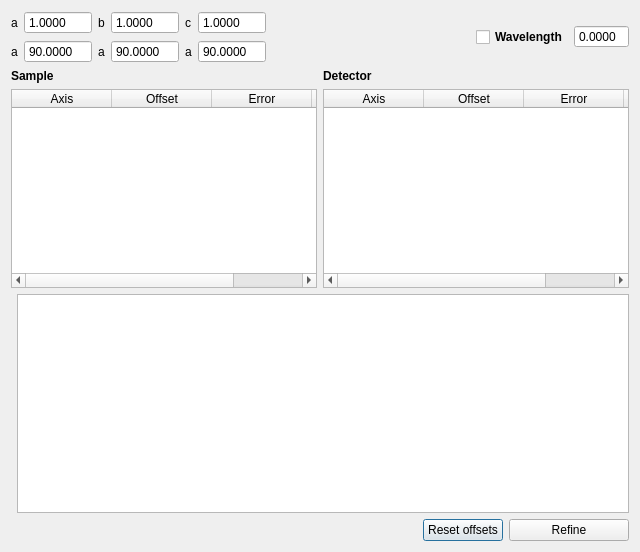
First picture: the form in apps/nsxqt/ui/DialogRefineUnitCell.ui, repository k61n/openhkl, before the edit.
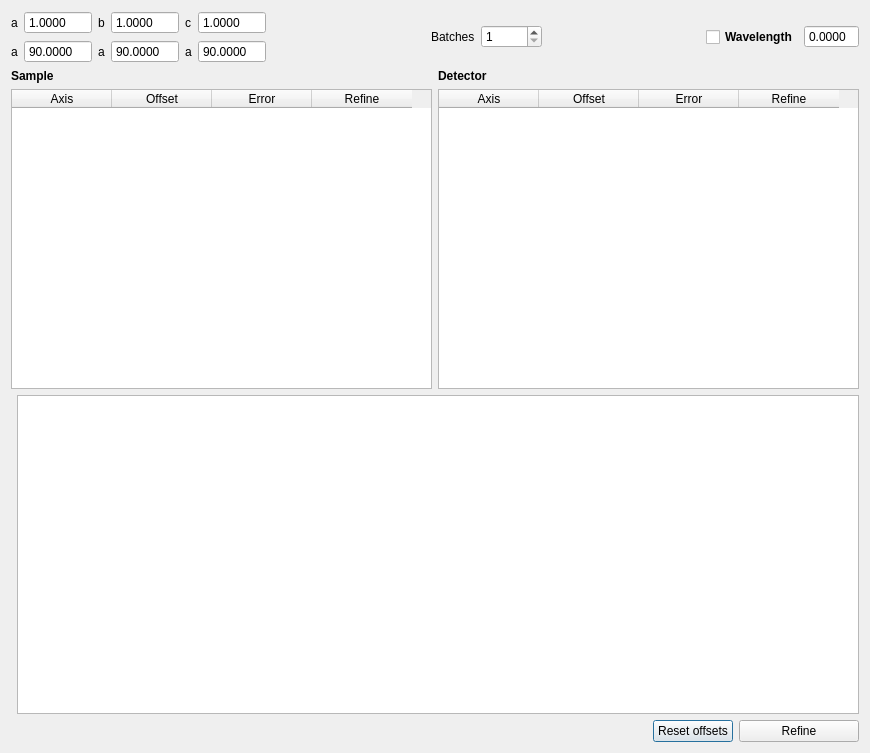
Second picture: the form after the edit.

Commit message: begin adding batch refinement support

```diff
--- a/apps/nsxqt/ui/DialogRefineUnitCell.ui
+++ b/apps/nsxqt/ui/DialogRefineUnitCell.ui
@@ -6,8 +6,8 @@
    <rect>
     <x>0</x>
     <y>0</y>
-    <width>640</width>
-    <height>552</height>
+    <width>870</width>
+    <height>753</height>
    </rect>
   </property>
   <property name="minimumSize">
@@ -267,6 +267,36 @@
          </property>
         </spacer>
        </item>
+       <item>
+        <widget class="QLabel" name="label_3">
+         <property name="text">
+          <string>Batches</string>
+         </property>
+        </widget>
+       </item>
+       <item>
+        <widget class="QSpinBox" name="spinBoxBatches">
+         <property name="minimum">
+          <number>1</number>
+         </property>
+         <property name="maximum">
+          <number>10000</number>
+         </property>
+        </widget>
+       </item>
+       <item>
+        <spacer name="horizontalSpacer_3">
+         <property name="orientation">
+          <enum>Qt::Horizontal</enum>
+         </property>
+         <property name="sizeHint" stdset="0">
+          <size>
+           <width>40</width>
+           <height>20</height>
+          </size>
+         </property>
+        </spacer>
+       </item>
        <item>
         <layout class="QHBoxLayout" name="horizontalLayout">
          <item>
```
The commit also changes 2 other files.
